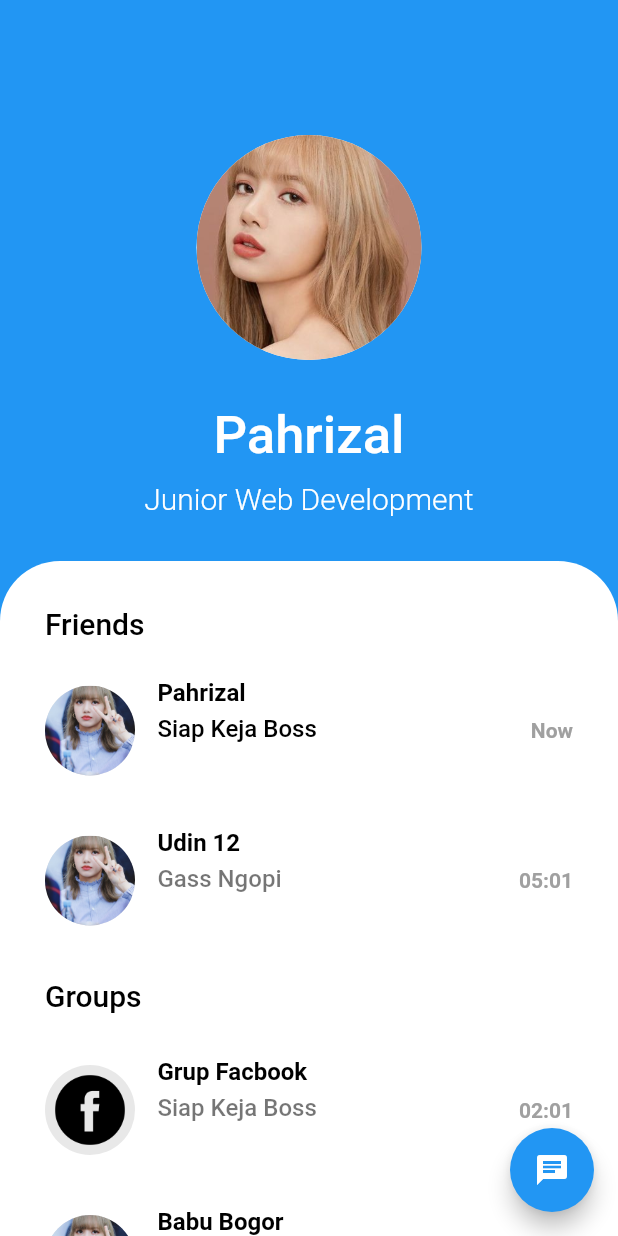
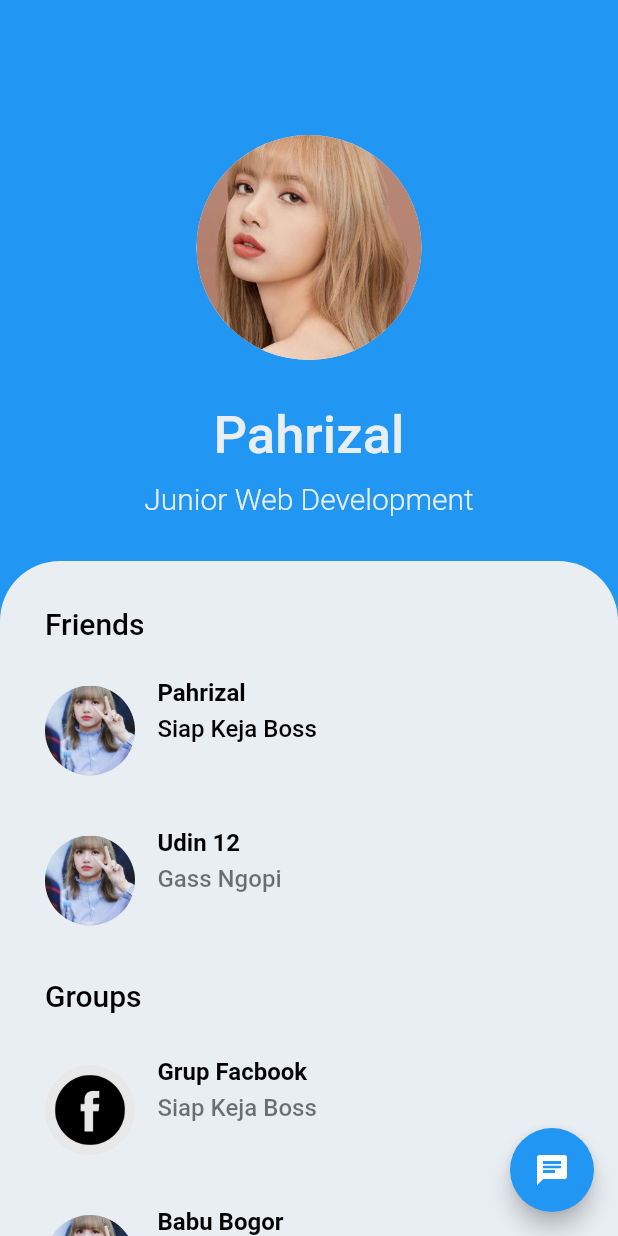
Before and after one commit to pahrizal-1/tesSiap, a Flutter app: the screen it shows after launch, on a phone screen of 412 x 824 dp. Run offline on Flutter 3.47's test engine with Material 2 defaults, Android fonts, the light colour scheme and no system bars.

Commit message:
Menambahkan theme

```diff
--- a/lib/pages/dasboard_page.dart
+++ b/lib/pages/dasboard_page.dart
@@ -1,5 +1,3 @@
-// ignore_for_file: use_full_hex_values_for_flutter_colors
-
 import 'package:flutter/material.dart';
 import 'package:tesbisa/theme/theme.dart';
 
@@ -43,12 +41,15 @@ class DasbordScreen extends StatelessWidget {
             const SizedBox(
               height: 10,
             ),
-            Text('Junior Web Development', style: subtitleTextStyle),
+            Text(
+              'Junior Web Development',
+              style: subtitleTextStyle,
+            ),
             const SizedBox(
               height: 30,
             ),
             Container(
-              width: MediaQuery.of(context).size.width,
+              width: double.infinity,
               decoration: BoxDecoration(
                 color: whiteColor,
                 borderRadius: const BorderRadius.only(
@@ -57,8 +58,7 @@ class DasbordScreen extends StatelessWidget {
                 ),
               ),
               child: Padding(
-                padding:
-                    const EdgeInsets.symmetric(horizontal: 30, vertical: 30),
+                padding: symetric,
                 child: Column(
                   crossAxisAlignment: CrossAxisAlignment.start,
                   children: [
@@ -104,33 +104,33 @@ class DasbordScreen extends StatelessWidget {
                         chat: Colors.black54,
                       ),
                     ),
-                    const ChatCard(
+                    ChatCard(
                       nameTitle: 'Babu Bogor',
                       timeTitle: '02:00',
                       secondTitle: 'gass',
                       iconUrl: 'assets/lisa 1.jpg',
-                      chat: Colors.grey,
+                      chat: greyColor,
                     ),
-                    const ChatCard(
+                    ChatCard(
                       nameTitle: 'Grup Islam',
                       timeTitle: '02:00',
                       secondTitle: 'gass',
                       iconUrl: 'assets/lisa 1.jpg',
-                      chat: Colors.grey,
+                      chat: greyColor,
                     ),
-                    const ChatCard(
+                    ChatCard(
                       nameTitle: 'Grup Islam',
                       timeTitle: '02:00',
                       secondTitle: 'gass',
                       iconUrl: 'assets/lisa 1.jpg',
-                      chat: Colors.grey,
+                      chat: greyColor,
                     ),
-                    const ChatCard(
+                    ChatCard(
                       nameTitle: 'Grup Islam',
                       timeTitle: '02:00',
                       secondTitle: 'gass',
                       iconUrl: 'assets/lisa 1.jpg',
-                      chat: Colors.grey,
+                      chat: greyColor,
                     ),
                   ],
                 ),
--- a/lib/theme/theme.dart
+++ b/lib/theme/theme.dart
@@ -1,7 +1,7 @@
 import 'package:flutter/material.dart';
 
 Color primaryColor = const Color(0xff2296f3);
-Color whiteColor = Colors.white;
+Color whiteColor = const Color(0xffe9eef2);
 Color greyColor = Colors.grey;
 
 TextStyle secondTextsylte = const TextStyle(
@@ -21,5 +21,12 @@ TextStyle subtitleTextStyle = TextStyle(
   fontSize: 20,
   fontWeight: FontWeight.w300,
 );
-TextStyle contackTextStyle =
-    const TextStyle(fontWeight: FontWeight.w500, fontSize: 20);
+
+TextStyle contackTextStyle = const TextStyle(
+  fontWeight: FontWeight.w500,
+  fontSize: 20,
+);
+
+const EdgeInsets kRegularPadding = EdgeInsets.all(20);
+const EdgeInsets kTopPadding = EdgeInsets.only(top: 10);
+const EdgeInsets symetric = EdgeInsets.symmetric(horizontal: 30, vertical: 30);
--- a/lib/widget/chat_card.dart
+++ b/lib/widget/chat_card.dart
@@ -1,4 +1,5 @@
 import 'package:flutter/material.dart';
+import 'package:tesbisa/theme/theme.dart';
 
 class ChatCard extends StatelessWidget {
   final String nameTitle;
@@ -52,11 +53,10 @@ class ChatCard extends StatelessWidget {
               ],
             ),
           ),
-          Spacer(),
+          const Spacer(),
           Text(
             timeTitle,
-            style: const TextStyle(
-                color: Color(0xffA0A0A0), fontWeight: FontWeight.bold),
+            style: TextStyle(color: whiteColor, fontWeight: FontWeight.bold),
           ),
         ],
       ),
```
